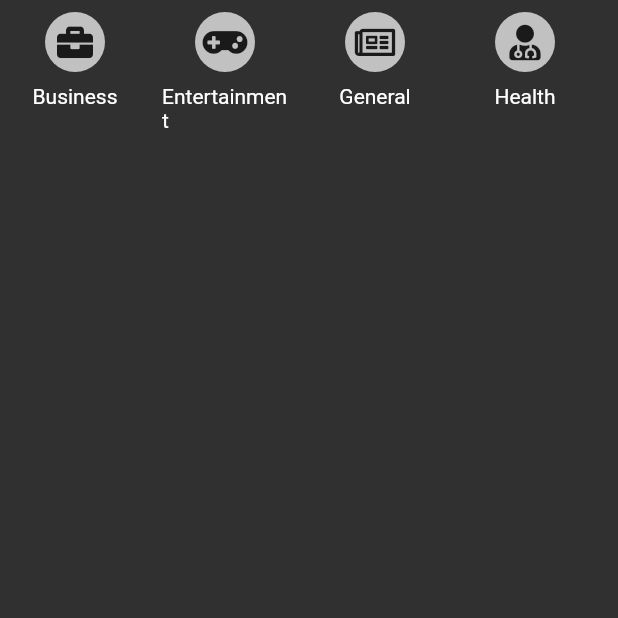
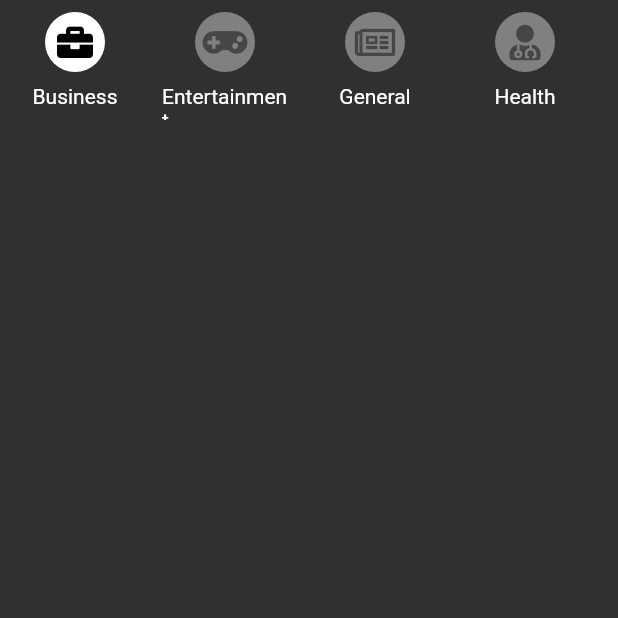
Before and after one commit to alejomongua/news_app, a Flutter app: the SecondTabPage screen opened directly, on a phone screen of 412 x 824 dp, the top half of it. Run offline on Flutter 3.47's test engine with Material 2 defaults, Android fonts, the phone set to English and light mode, and no system bars; our stand-ins replace font_awesome_flutter; network calls fail.

Commit message:
Finalizado filtrado de noticias por categorias

```diff
--- a/lib/pages/second_tab_page.dart
+++ b/lib/pages/second_tab_page.dart
@@ -1,17 +1,26 @@
 import 'package:flutter/material.dart';
 import 'package:news_provider/models/category_model.dart';
 import 'package:news_provider/services/news_service.dart';
+import 'package:news_provider/widgets/news_list_widget.dart';
 import 'package:provider/provider.dart';
 
 class SecondTabPage extends StatelessWidget {
   @override
   Widget build(BuildContext context) {
+    final NewsService newsService = Provider.of<NewsService>(context);
+
     return SafeArea(
       child: Scaffold(
         body: Container(
           child: Column(
             children: [
               _CategoryList(),
+              Expanded(
+                child: Container(
+                  padding: EdgeInsets.all(20),
+                  child: NewsList(news: newsService.articlesSelectedCategory),
+                ),
+              ),
             ],
           ),
         ),
@@ -23,26 +32,30 @@ class SecondTabPage extends StatelessWidget {
 class _CategoryList extends StatelessWidget {
   @override
   Widget build(BuildContext context) {
-    final categories = Provider.of<NewsService>(context).categories;
+    final newsService = Provider.of<NewsService>(context);
+    final categories = newsService.categories;
 
     return Container(
-      height: 200,
+      height: 80,
       child: ListView.builder(
         shrinkWrap: true,
         physics: BouncingScrollPhysics(),
         scrollDirection: Axis.horizontal,
         itemCount: categories.length,
         itemBuilder: (BuildContext context, int index) {
+          final category = categories[index];
           final name =
               '${categories[index].name[0].toUpperCase()}${categories[index].name.substring(1)}';
           return GestureDetector(
-            onTap: () {},
+            onTap: () {
+              newsService.selectedCategory = category.name;
+            },
             child: Container(
               width: 100,
               child: Padding(
                 child: Column(
                   children: [
-                    _CategoryIcon(categories[index]),
+                    _CategoryIcon(category, newsService.selectedCategory),
                     SizedBox(
                       height: 8,
                     ),
@@ -61,18 +74,23 @@ class _CategoryList extends StatelessWidget {
 
 class _CategoryIcon extends StatelessWidget {
   final Category category;
+  final String selectedCategory;
 
-  const _CategoryIcon(this.category);
+  const _CategoryIcon(this.category, this.selectedCategory);
 
   @override
   Widget build(BuildContext context) {
+    final color =
+        selectedCategory == category.name ? Colors.black : Colors.black45;
+    final bgColor =
+        selectedCategory == category.name ? Colors.white : Colors.white38;
     return Container(
-      child: Icon(category.icon, color: Colors.black87),
+      child: Icon(category.icon, color: color),
       width: 40,
       height: 40,
       decoration: BoxDecoration(
         shape: BoxShape.circle,
-        color: Colors.white70,
+        color: bgColor,
       ),
     );
   }
--- a/lib/services/news_service.dart
+++ b/lib/services/news_service.dart
@@ -10,7 +10,7 @@ class NewsService with ChangeNotifier {
   static const _BaseUrlNews = 'https://newsapi.org/v2/';
 
   List<Article> headlines = [];
-  List<Category> categories = [
+  final List<Category> categories = [
     Category(FontAwesomeIcons.briefcase, 'business'),
     Category(FontAwesomeIcons.gamepad, 'entertainment'),
     Category(FontAwesomeIcons.newspaper, 'general'),
@@ -20,9 +20,27 @@ class NewsService with ChangeNotifier {
     Category(FontAwesomeIcons.microchip, 'technology'),
   ];
 
+  late String _selectedCategory;
+
+  Map<String, List<Article>> categoryArticles = {
+    'general': [],
+  };
+
   NewsService() {
+    _selectedCategory = categories[0].name;
     print('getting headlines');
     getTopHeadlines();
+    categories.forEach((element) {
+      categoryArticles[element.name] = [];
+    });
+  }
+
+  String get selectedCategory => _selectedCategory;
+
+  set selectedCategory(String value) {
+    _selectedCategory = value;
+
+    getArticlesByCategory(value);
   }
 
   getTopHeadlines() async {
@@ -44,4 +62,29 @@ class NewsService with ChangeNotifier {
       debugPrint(response.body);
     }
   }
+
+  List<Article> get articlesSelectedCategory =>
+      categoryArticles[_selectedCategory]!;
+
+  getArticlesByCategory(String categoryName) async {
+    final address = '${_BaseUrlNews}top-headlines?' +
+        'country=co&apiKey=$ApiKey&category=$categoryName';
+    final url = Uri.parse(address);
+
+    final response = await http.get(url);
+
+    if (response.statusCode >= 300) return;
+
+    try {
+      final NewsResponse newsResponse = newsResponseFromJson(response.body);
+      categoryArticles[categoryName] = newsResponse.articles;
+      print("Recibidas noticias de categoria $categoryName");
+      print(newsResponse.articles);
+      notifyListeners();
+    } catch (exception) {
+      print("Hubo un error:");
+      print(exception);
+      debugPrint(response.body);
+    }
+  }
 }
```
